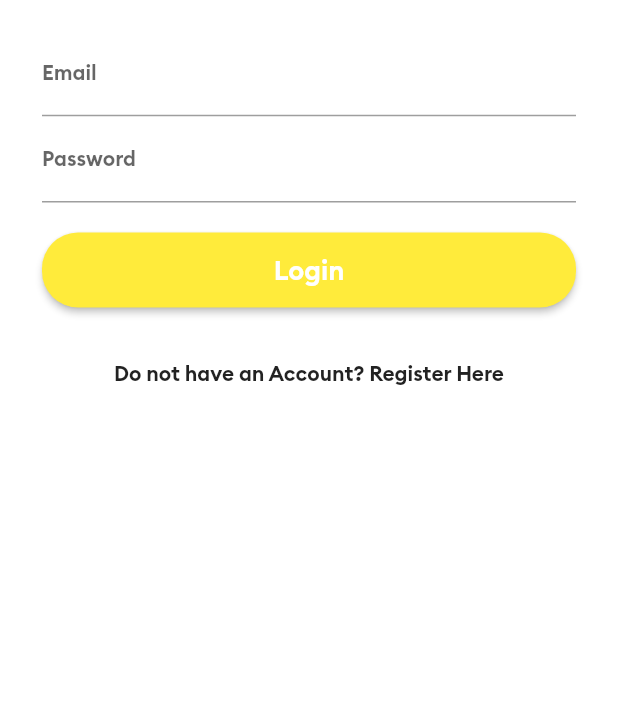
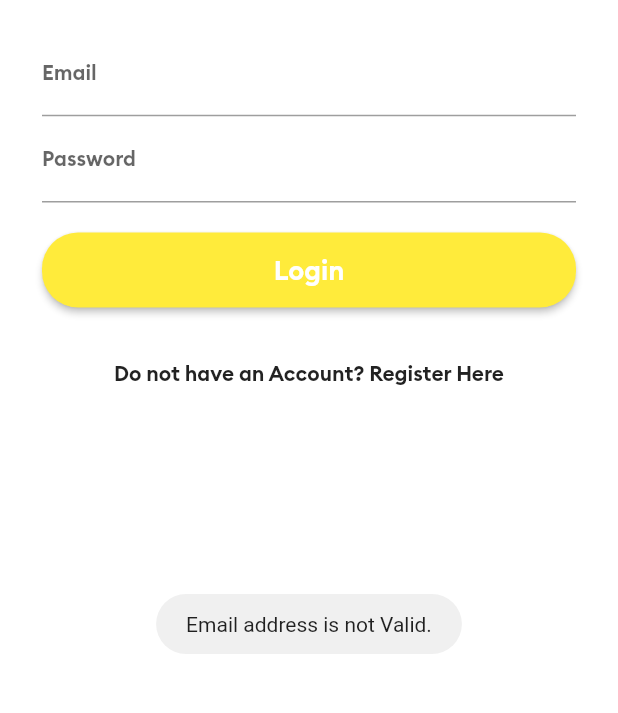
Before and after one commit to chathura456/Uber-Clone-App, a Flutter app: the screen it shows after launch, after a tap on "Login", on a phone screen of 412 x 824 dp, the part 486-1199 px from its top. Run offline on Flutter 3.47's test engine with Material 2 defaults, Android fonts, the phone set to English and light mode, and no system bars; our stand-ins replace device_preview, firebase_auth, firebase_core, firebase_database, fluttertoast; accounts and stored records are empty.

Commit message:
complete login screen

```diff
--- a/rider_app/lib/AllScreens/loginScreen.dart
+++ b/rider_app/lib/AllScreens/loginScreen.dart
@@ -1,9 +1,23 @@
+import 'package:firebase_auth/firebase_auth.dart';
+import 'package:firebase_database/firebase_database.dart';
 import 'package:flutter/material.dart';
+import 'package:rider_app/AllScreens/mainscreen.dart';
 import 'package:rider_app/AllScreens/registrationScreen.dart';
+import 'package:rider_app/main.dart';
 
-class LoginScreen extends StatelessWidget {
-  const LoginScreen({Key? key}) : super(key: key);
+class LoginScreen extends StatefulWidget {
+
   static const String idScreen = "login";
+
+  @override
+  _LoginScreenState createState() => _LoginScreenState();
+}
+
+class _LoginScreenState extends State<LoginScreen> {
+  TextEditingController emailtextEditingController= TextEditingController();
+
+  TextEditingController passwordtextEditingController= TextEditingController();
+
   @override
   Widget build(BuildContext context) {
     return Scaffold(
@@ -32,6 +46,7 @@ class LoginScreen extends StatelessWidget {
                 children: [
                   SizedBox(height: 1.0,),
                   TextField(
+                    controller: emailtextEditingController,
                     keyboardType: TextInputType.emailAddress,
                     decoration: InputDecoration(
                       labelText: "Email",
@@ -48,6 +63,7 @@ class LoginScreen extends StatelessWidget {
 
                   SizedBox(height: 1.0,),
                   TextField(
+                    controller: passwordtextEditingController,
                     obscureText: true,
                     decoration: InputDecoration(
                       labelText: "Password",
@@ -66,9 +82,20 @@ class LoginScreen extends StatelessWidget {
                   RaisedButton(
                     color: Colors.yellow,
                     textColor: Colors.white,
-                    onPressed: (){
-                    print("logged");
-                  }, child: Container(
+                    onPressed: ()
+                    {
+                      if(!emailtextEditingController.text.contains("@")){
+                        displayToastMassage("Email address is not Valid.", context);
+                      }
+                      else if(passwordtextEditingController.text.isEmpty){
+                        displayToastMassage("Password is mandatory.", context);
+                      }
+                      else{
+                        loginAndAuthUser(context);
+                      }
+
+                  },
+                    child: Container(
                     height: 50.0,
                     child: Center(
                       child: Text(
@@ -97,4 +124,41 @@ class LoginScreen extends StatelessWidget {
     );
 
   }
+
+  final FirebaseAuth _firebaseAuth =FirebaseAuth.instance;
+
+  void loginAndAuthUser(BuildContext context) async
+  {
+    final User? firebaseUser = (await _firebaseAuth.
+    signInWithEmailAndPassword(
+    email: emailtextEditingController.text,
+    password: passwordtextEditingController.text
+    ).catchError((errMsg){
+      displayToastMassage("Error : " + errMsg, context);
+    })).user;
+
+    if(firebaseUser!=null) //User Created
+        {
+      userRef.child(firebaseUser.uid).once().then((DataSnapshot snap){
+        if(snap.value!=null)
+        {
+          Navigator.pushNamedAndRemoveUntil(context, MainScreen.idScreen, (route) => false);
+          displayToastMassage("You are logged-in now!!", context);
+        }
+        else
+          {
+            _firebaseAuth.signOut();
+            displayToastMassage("No records exists for this user. Please create new account", context);
+          }
+      });
+
+
+
+    }
+    else
+    {
+      //error occured - display error msg
+      displayToastMassage("Error occured!! cannot be sign in", context);
+    }
+  }
 }
```
